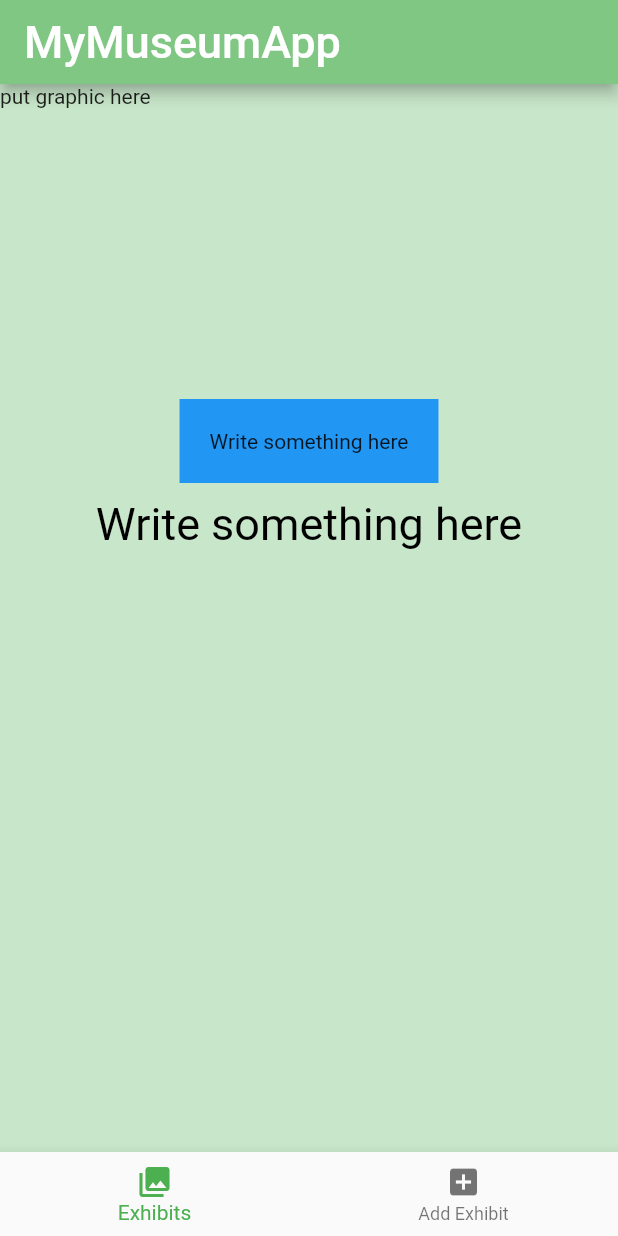
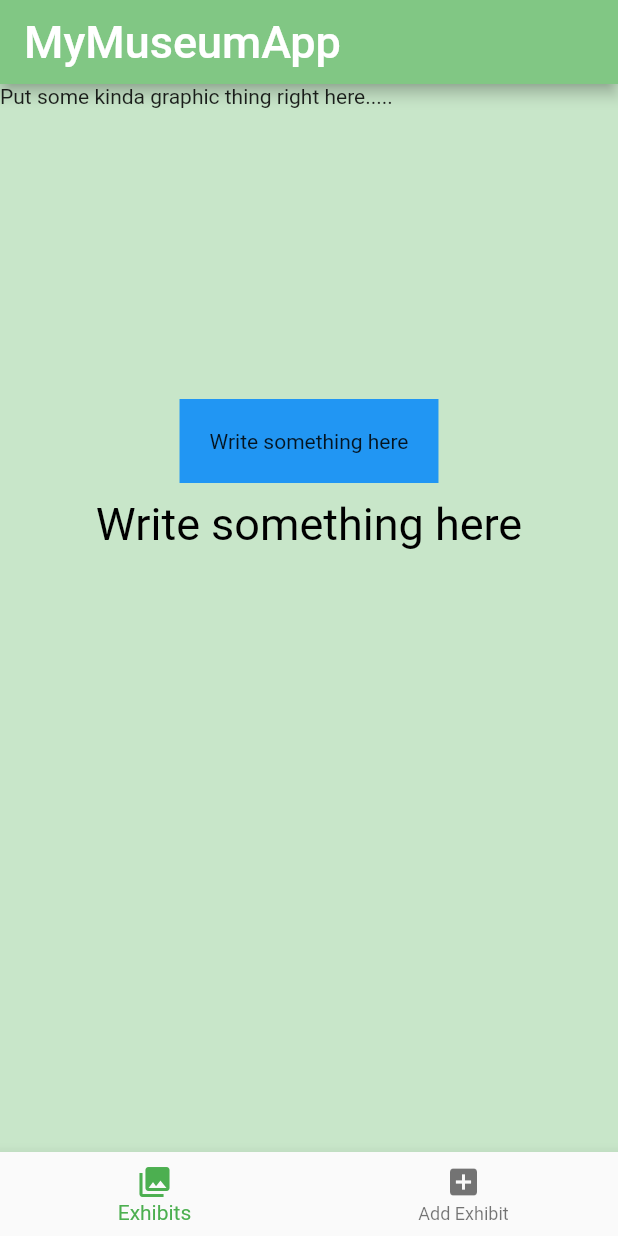
Before and after one commit to heathermortensen/MyVirtualMuseumApp, a Flutter app: the screen it shows after launch, on a phone screen of 412 x 824 dp. Run offline on Flutter 3.47's test engine with Material 2 defaults, Android fonts, the phone set to English and light mode, and no system bars.

Commit message:
Completed screen sketch

```diff
--- a/lib/main.dart
+++ b/lib/main.dart
@@ -31,7 +31,7 @@ class MyMuseumApp extends StatelessWidget {
                                         children:<Widget>[
 
                                                             SizedBox(
-                                                                      child: Text("put graphic here"),
+                                                                      child: Text("Put some kinda graphic thing right here....."),
                                                                       width: double.infinity,
                                                                       height: 200,
                                                                       //backgroundColor: Colors.amber,
```
